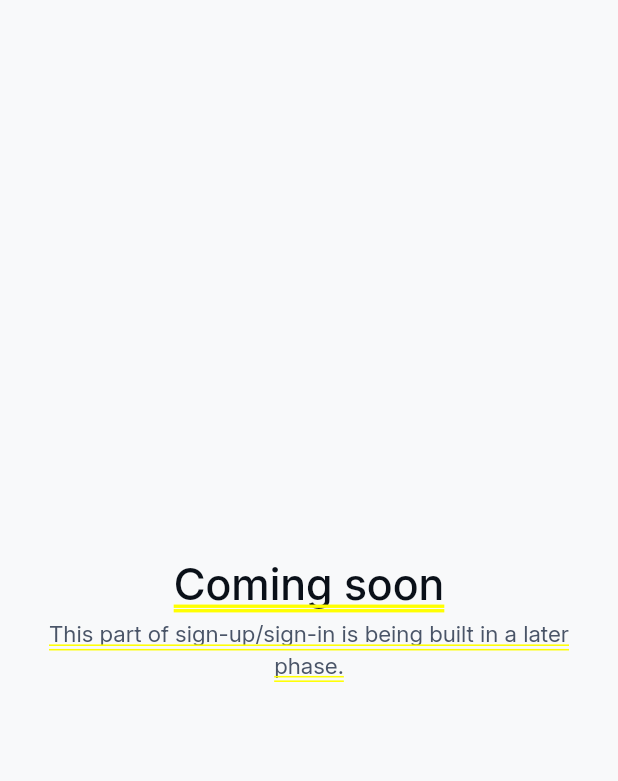
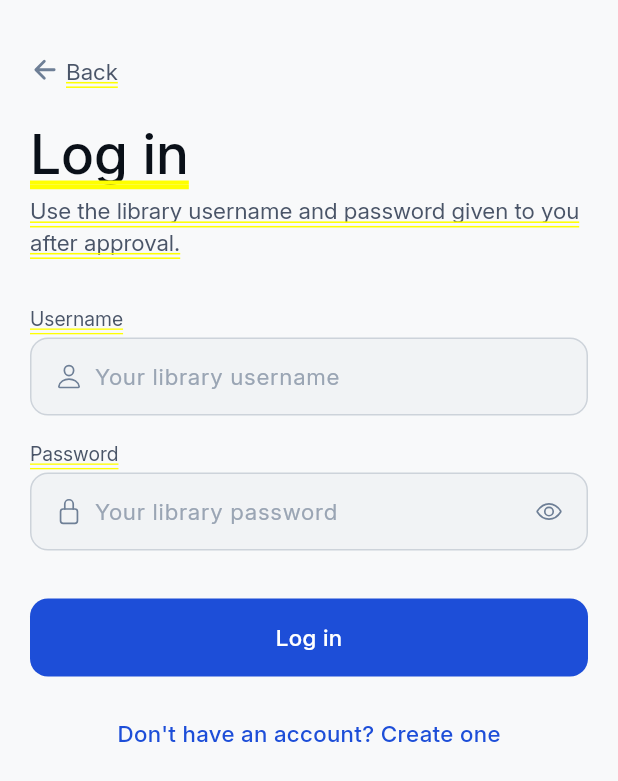
Before and after one commit to MuaazTasawar/junaid-zaidi-library-app, a Flutter app: the screen it shows after launch, after a tap on "Log In", on a phone screen of 412 x 824 dp. Shown: the top 781 px of the screen. Run offline on Flutter 3.47's test engine with Material 3 defaults, Android fonts, the phone set to English and light mode, and no system bars; our stand-ins replace cloud_firestore, firebase_auth, firebase_core, flutter_secure_storage, google_fonts, ionicons and 1 more; accounts and stored records are empty.

Commit message:
Phase 5: Login Screen — Koha auth, AuthGate now supports live session updates

```diff
--- a/lib/screens/auth/auth_gate.dart
+++ b/lib/screens/auth/auth_gate.dart
@@ -5,20 +5,18 @@ import '../../services/koha_auth_service.dart';
 import '../../theme/theme.dart';
 import '../../widgets/ui.dart';
 import '../root_shell.dart';
+import 'login_screen.dart';
 import 'signup_email_screen.dart';
 import 'signup_form_screen.dart';
 import 'verify_email_screen.dart';
 import 'welcome_screen.dart';
 
-/// Decides between the auth flow and the app itself on boot, based on
-/// whether a Koha session already exists in secure storage (SDS §9.9 —
-/// Koha owns the real session, Firebase never does). Owns its own nested
-/// Navigator for the signed-out flow, the same pattern root_shell.dart
-/// already uses for the "More" tab stack.
-///
-/// login is still unbuilt as of Phase 4 (Phase 5) — pushing it lands on
-/// `_ComingSoonScreen`, a real, finished screen, just an intentional
-/// placeholder for the one route this phase hasn't built yet.
+/// Decides between the auth flow and the app itself, based on whether a
+/// Koha session exists in secure storage (SDS §9.9 — Koha owns the real
+/// session, Firebase never does). Unlike Phases 2-4, session state is now
+/// held as real State (`_hasSession`) rather than a one-shot Future,
+/// because a successful login (Phase 5) has to flip the app over to
+/// RootShell immediately, without restarting.
 class AuthGate extends StatefulWidget {
   const AuthGate({super.key});
 
@@ -28,12 +26,25 @@ class AuthGate extends StatefulWidget {
 
 class _AuthGateState extends State<AuthGate> {
   final _kohaAuth = KohaAuthService();
-  late final Future<bool> _sessionCheck;
+
+  /// null = still checking on boot, true/false = known session state.
+  bool? _hasSession;
 
   @override
   void initState() {
     super.initState();
-    _sessionCheck = _kohaAuth.isLoggedIn();
+    _checkSession();
+  }
+
+  Future<void> _checkSession() async {
+    final hasSession = await _kohaAuth.isLoggedIn();
+    if (mounted) setState(() => _hasSession = hasSession);
+  }
+
+  /// Passed down to LoginScreen. Flips the gate over to RootShell the
+  /// moment Koha login succeeds — no restart needed.
+  void _handleAuthenticated() {
+    setState(() => _hasSession = true);
   }
 
   Route<dynamic> _onGenerateAuthRoute(RouteSettings settings) {
@@ -41,6 +52,8 @@ class _AuthGateState extends State<AuthGate> {
     switch (settings.name) {
       case AuthRoutes.welcome:
         page = const WelcomeScreen();
+      case AuthRoutes.login:
+        page = LoginScreen(onLoginSuccess: _handleAuthenticated);
       case AuthRoutes.signupEmail:
         page = const SignupEmailScreen();
       case AuthRoutes.verifyEmail:
@@ -56,23 +69,17 @@ class _AuthGateState extends State<AuthGate> {
 
   @override
   Widget build(BuildContext context) {
-    return FutureBuilder<bool>(
-      future: _sessionCheck,
-      builder: (context, snapshot) {
-        if (snapshot.connectionState != ConnectionState.done) {
+    if (_hasSession == null) {
       return const _AuthLoadingScreen();
     }
 
-        final hasSession = snapshot.data ?? false;
-        if (hasSession) {
+    if (_hasSession!) {
       return const RootShell();
     }
 
     return Navigator(
       initialRoute: AuthRoutes.welcome,
       onGenerateRoute: _onGenerateAuthRoute,
-        );
-      },
     );
   }
 }
--- a/lib/screens/auth/login_screen.dart
+++ b/lib/screens/auth/login_screen.dart
@@ -0,0 +1,125 @@
+import 'package:flutter/material.dart';
+import 'package:ionicons/ionicons.dart';
+
+import '../../navigation/routes.dart';
+import '../../services/koha_auth_service.dart';
+import '../../theme/theme.dart';
+import '../../widgets/ui.dart';
+
+/// The real login (SDS §9.9) — goes straight to Koha's
+/// POST /api/v1/auth/password, never through Firebase. Firebase's only
+/// role in this app ends at email verification during sign-up.
+class LoginScreen extends StatefulWidget {
+  final VoidCallback onLoginSuccess;
+
+  const LoginScreen({super.key, required this.onLoginSuccess});
+
+  @override
+  State<LoginScreen> createState() => _LoginScreenState();
+}
+
+class _LoginScreenState extends State<LoginScreen> {
+  final _usernameController = TextEditingController();
+  final _passwordController = TextEditingController();
+  final _kohaAuth = KohaAuthService();
+
+  String? _formError;
+  bool _isSubmitting = false;
+
+  @override
+  void dispose() {
+    _usernameController.dispose();
+    _passwordController.dispose();
+    super.dispose();
+  }
+
+  Future<void> _handleLogin() async {
+    final username = _usernameController.text.trim();
+    final password = _passwordController.text;
+
+    setState(() => _formError = null);
+
+    if (username.isEmpty || password.isEmpty) {
+      setState(() => _formError = 'Enter your username and password.');
+      return;
+    }
+
+    setState(() => _isSubmitting = true);
+    try {
+      await _kohaAuth.login(username: username, password: password);
+      if (!mounted) return;
+      widget.onLoginSuccess();
+    } on KohaAuthException catch (e) {
+      setState(() => _formError = e.message);
+    } catch (_) {
+      setState(() => _formError = 'Something went wrong. Please try again.');
+    } finally {
+      if (mounted) setState(() => _isSubmitting = false);
+    }
+  }
+
+  @override
+  Widget build(BuildContext context) {
+    return ScreenContainer(
+      scroll: true,
+      child: Column(
+        crossAxisAlignment: CrossAxisAlignment.stretch,
+        children: [
+          const SizedBox(height: AppSpacing.md),
+          GestureDetector(
+            onTap: () => Navigator.of(context).maybePop(),
+            behavior: HitTestBehavior.opaque,
+            child: Row(
+              children: [
+                Icon(Ionicons.arrow_back, size: 20, color: useTheme(context).icon),
+                const SizedBox(width: AppSpacing.xs),
+                AppText('Back', variant: 'bodyBase', tone: 'secondary'),
+              ],
+            ),
+          ),
+          const SizedBox(height: AppSpacing.lg),
+          Heading(text: 'Log in', level: 3),
+          const SizedBox(height: AppSpacing.xs),
+          AppText(
+            'Use the library username and password given to you after approval.',
+            variant: 'bodyBase',
+            tone: 'secondary',
+          ),
+          const SizedBox(height: AppSpacing.xl),
+          AppTextField(
+            label: 'Username',
+            controller: _usernameController,
+            placeholder: 'Your library username',
+            prefixIcon: Ionicons.person_outline,
+          ),
+          const SizedBox(height: AppSpacing.md),
+          AppTextField(
+            label: 'Password',
+            controller: _passwordController,
+            placeholder: 'Your library password',
+            obscureText: true,
+            prefixIcon: Ionicons.lock_closed_outline,
+          ),
+          if (_formError != null) ...[
+            const SizedBox(height: AppSpacing.md),
+            AppText(_formError!, variant: 'bodySmall', tone: 'error'),
+          ],
+          const SizedBox(height: AppSpacing.xl),
+          AppButton(
+            label: 'Log in',
+            onPressed: _isSubmitting ? null : _handleLogin,
+            isLoading: _isSubmitting,
+          ),
+          const SizedBox(height: AppSpacing.ms),
+          AppButton(
+            label: "Don't have an account? Create one",
+            variant: 'text',
+            onPressed: _isSubmitting
+                ? null
+                : () => Navigator.of(context).pushNamed(AuthRoutes.signupEmail),
+          ),
+        ],
+      ),
+    );
+  }
+}
```
Lines whose indentation alone changed are shown as unchanged.
